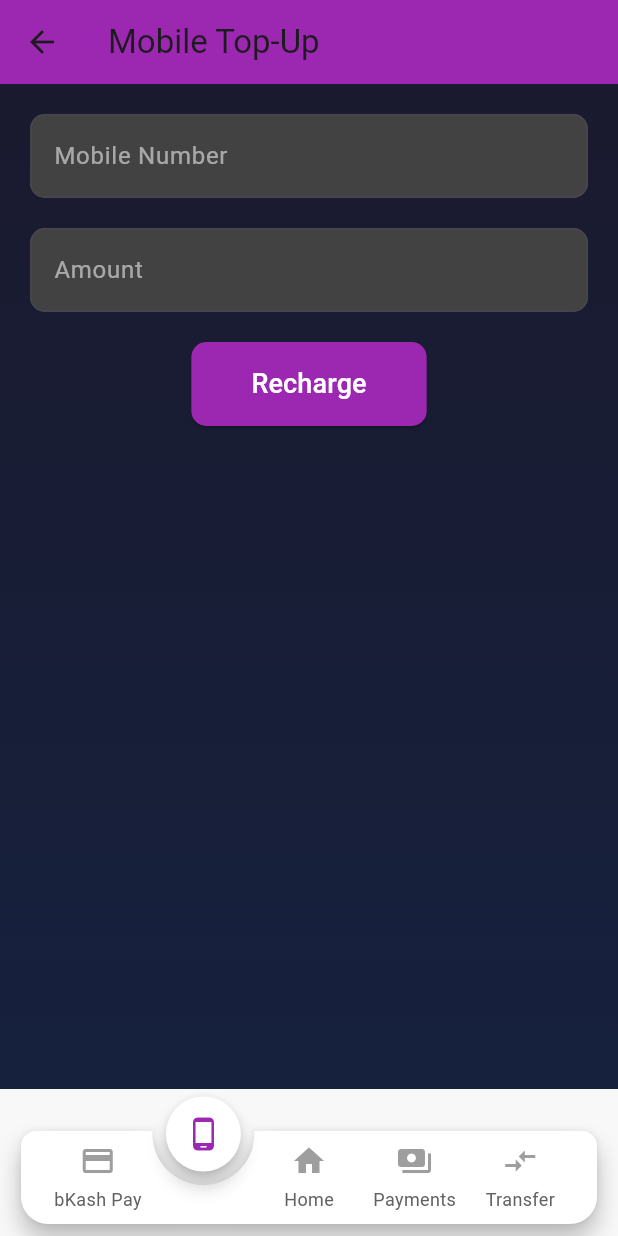
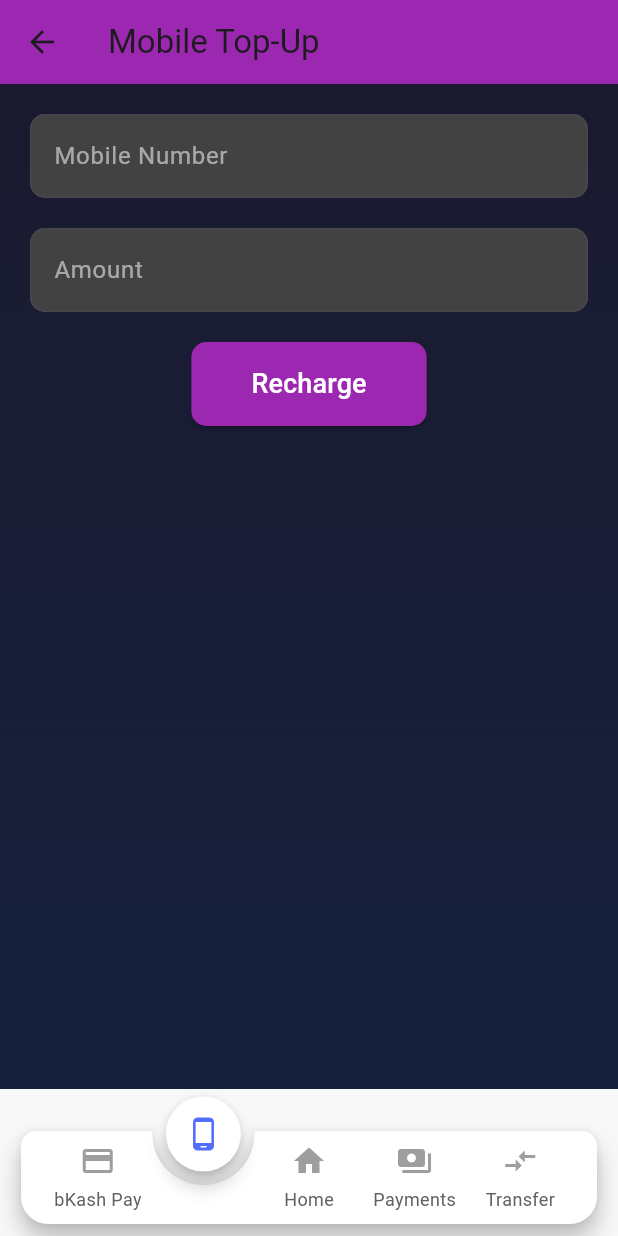
Before and after one commit to iam-ajmunna/MyPocket--A-Unified-Digital-Wallet, a Flutter app: the WalletScreen screen opened directly, item 2 of the bottom bar chosen, on a phone screen of 412 x 824 dp. Run offline on Flutter 3.47's test engine with Material 3 defaults, Android fonts, the phone set to English and light mode, and no system bars; drawn by our look-alikes of animated_notch_bottom_bar; our stand-ins replace camera, flutter_svg, google_fonts, google_sign_in, share_plus, shared_preferences; missing offline and left inert: flutter_facebook_auth, googleapis; accounts and stored records are empty.

Commit message:
Fixed Zishan's Coding Problem and Matched with Others Repository

```diff
--- a/application files/lib/Certificates/CertificatesScreen.dart
+++ b/application files/lib/Certificates/CertificatesScreen.dart
@@ -1,8 +1,8 @@
 import 'package:flutter/material.dart';
 import 'package:google_fonts/google_fonts.dart';
+import 'package:mypocket/Documents/SendToSocialScreen.dart';
+import 'package:mypocket/Documents/UploadToDriveScreen.dart';
 import 'ScanCertificatesScreen.dart';
-import 'UploadToDriveScreen.dart';
-import 'SendToSocialScreen.dart';
 import 'CertificatesListScreen.dart';
 
 class CertificatesScreen extends StatelessWidget {
--- a/application files/lib/Certificates/ScanCertificatesScreen.dart
+++ b/application files/lib/Certificates/ScanCertificatesScreen.dart
@@ -1,6 +1,6 @@
+import 'package:camera/camera.dart';
 import 'package:flutter/material.dart';
 import 'package:google_fonts/google_fonts.dart';
-import 'package:camera/camera.dart';
 import 'package:shared_preferences/shared_preferences.dart';
 import 'dart:convert';
 import 'CertificatesListScreen.dart';
--- a/application files/lib/Documents/UploadToDriveScreen.dart
+++ b/application files/lib/Documents/UploadToDriveScreen.dart
@@ -1,3 +1,5 @@
+import 'dart:convert';
+
 import 'package:flutter/material.dart';
 import 'package:google_fonts/google_fonts.dart';
 import 'package:googleapis/drive/v3.dart' as drive;
--- a/application files/lib/Home/WalletScreen.dart
+++ b/application files/lib/Home/WalletScreen.dart
@@ -295,7 +295,7 @@ class _WalletScreenState extends State<WalletScreen> {
           BkashPayScreen(), // Ensure this screen exists
           MobileTopUpScreen(), // Ensure this screen exists
           Container(
-            // Your original WalletScreen content
+            // original WalletScreen content
             padding: EdgeInsets.symmetric(horizontal: 20, vertical: 40),
             decoration: BoxDecoration(
               gradient: LinearGradient(
@@ -427,23 +427,24 @@ class _WalletScreenState extends State<WalletScreen> {
         bottomBarItems: [
           const BottomBarItem(
               inActiveItem: Icon(Icons.payment, color: Colors.grey),
-              activeItem: Icon(Icons.payment, color: Colors.purple),
+              activeItem: Icon(Icons.payment, color: Colors.indigoAccent),
               itemLabel: 'bKash Pay'),
           const BottomBarItem(
               inActiveItem: Icon(Icons.phone_android, color: Colors.grey),
-              activeItem: Icon(Icons.phone_android, color: Colors.purple),
+              activeItem: Icon(Icons.phone_android, color: Colors.indigoAccent),
               itemLabel: 'Mobile Top-Up'),
           const BottomBarItem(
               inActiveItem: Icon(Icons.home, color: Colors.grey),
-              activeItem: Icon(Icons.home, color: Colors.purple),
+              activeItem: Icon(Icons.home, color: Colors.indigo),
               itemLabel: 'Home'),
           const BottomBarItem(
               inActiveItem: Icon(Icons.payments, color: Colors.grey),
-              activeItem: Icon(Icons.payments, color: Colors.purple),
+              activeItem: Icon(Icons.payments, color: Colors.indigoAccent),
               itemLabel: 'Payments'),
           const BottomBarItem(
               inActiveItem: Icon(Icons.compare_arrows, color: Colors.grey),
-              activeItem: Icon(Icons.compare_arrows, color: Colors.purple),
+              activeItem:
+                  Icon(Icons.compare_arrows, color: Colors.indigoAccent),
               itemLabel: 'Transfer'),
         ],
         onTap: (index) => _onItemTapped(index),
--- /dev/null
+++ b/application files/lib/Profile/user_profile.dart
@@ -0,0 +1 @@
+import 'package:flutter/material.dart';
```
Also changed, not shown: application files/pubspec.yaml (+11 -12 lines), application files/pubspec.lock, 3 other files.
